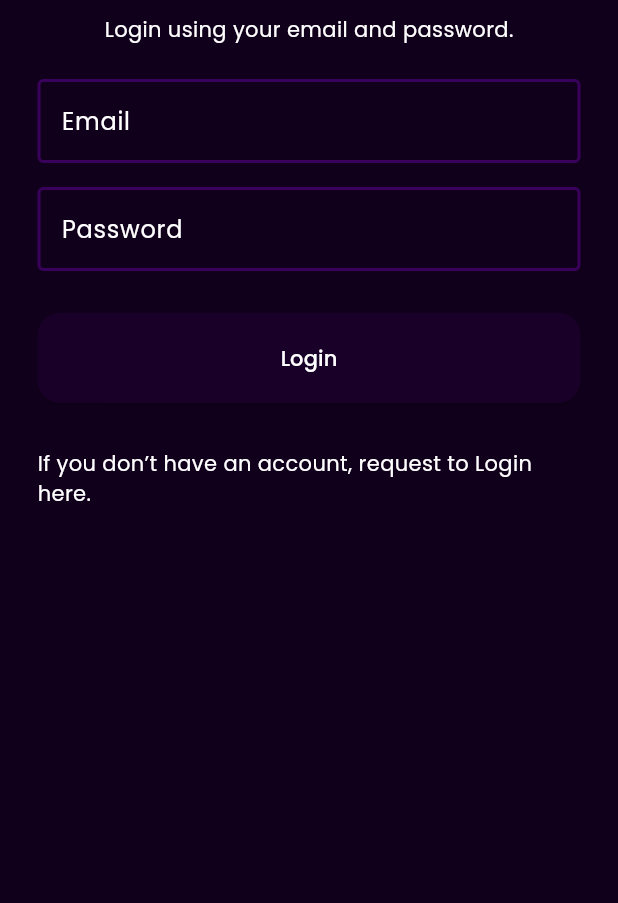
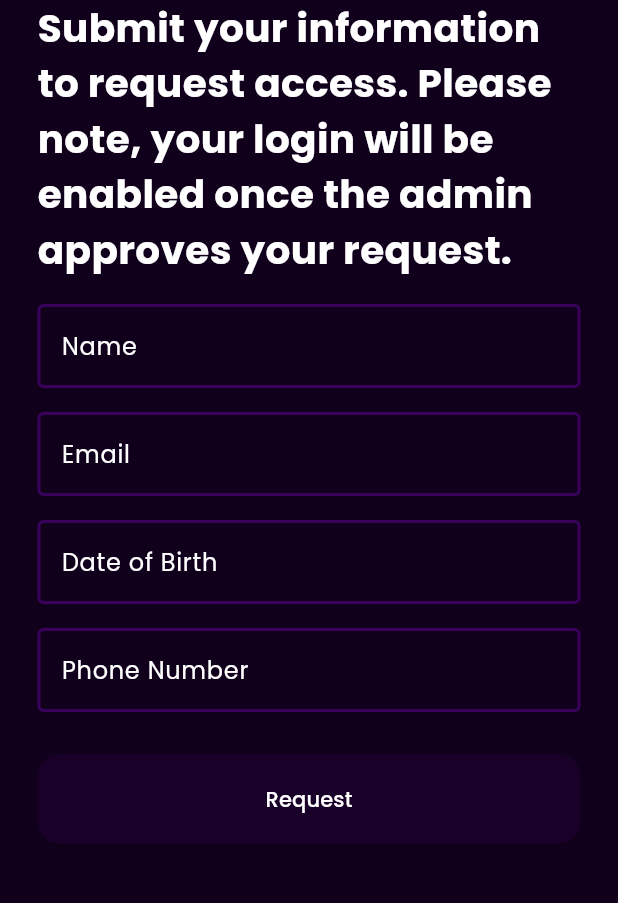
Before and after one commit to haadiyaa/mainford, a Flutter app: the LoginPage screen opened directly, after a tap on "If you don’t have an account, request to", on a phone screen of 412 x 824 dp, the part 170-1073 px from its top. Run offline on Flutter 3.47's test engine with Material 3 defaults, Android fonts, the light colour scheme and no system bars; drawn by our look-alikes of simple_gradient_text; our stand-ins replace card_swiper; project files that could hold a hidden picture were left out.

Commit message:
register page ui

```diff
--- a/lib/resources/mytextstyles.dart
+++ b/lib/resources/mytextstyles.dart
@@ -4,6 +4,7 @@ import 'package:main_ford/resources/appcolors.dart';
 class MyTextStyles {
   static const TextStyle appBartext=TextStyle(fontWeight: FontWeight.bold,fontSize: 26,color: AppColors.white,fontFamily: 'Poppins');
   static const TextStyle appBartextSmall=TextStyle(fontWeight: FontWeight.bold,fontSize: 20,color: AppColors.white);
+  static const TextStyle descSmall=TextStyle(fontWeight: FontWeight.w300,fontSize: 12,color: AppColors.white);
   static const TextStyle subHeadText=TextStyle(fontWeight: FontWeight.w500,fontSize: 16);
   static const TextStyle drawerText=TextStyle(color: AppColors.white);
 }
--- a/lib/view/authentication/view/loginpage.dart
+++ b/lib/view/authentication/view/loginpage.dart
@@ -1,6 +1,7 @@
 import 'package:flutter/material.dart';
 import 'package:main_ford/resources/appcolors.dart';
 import 'package:main_ford/resources/constants.dart';
+import 'package:main_ford/view/authentication/view/registerpage.dart';
 import 'package:main_ford/view/authentication/widgets/custombutton.dart';
 import 'package:main_ford/view/authentication/widgets/customtextfield.dart';
 import 'package:simple_gradient_text/simple_gradient_text.dart';
@@ -68,7 +69,10 @@ class LoginPage extends StatelessWidget {
             ),
             Constants.height10,
             GestureDetector(
-              onTap: () {},
+              onTap: () {
+                Navigator.pushReplacement(context,
+                    MaterialPageRoute(builder: (_) => const RegisterPage()));
+              },
               child: const Text(
                   "If you don’t have an account, request to Login here."),
             ),
--- /dev/null
+++ b/lib/view/authentication/view/registerpage.dart
@@ -0,0 +1,74 @@
+import 'package:flutter/material.dart';
+import 'package:main_ford/resources/appcolors.dart';
+import 'package:main_ford/resources/constants.dart';
+import 'package:main_ford/resources/mytextstyles.dart';
+import 'package:main_ford/view/authentication/widgets/custombutton.dart';
+import 'package:main_ford/view/authentication/widgets/customtextfield.dart';
+import 'package:simple_gradient_text/simple_gradient_text.dart';
+
+class RegisterPage extends StatelessWidget {
+  const RegisterPage({super.key});
+
+  @override
+  Widget build(BuildContext context) {
+    return Scaffold(
+      appBar: AppBar(backgroundColor: AppColors.transparent),
+      body: Padding(
+        padding: const EdgeInsets.symmetric(horizontal: 25),
+        child: Center(
+          child: Column(
+            children: [
+              GradientText(
+                'MAIN FORD',
+                style: const TextStyle(
+                    fontSize: 40.0,
+                    fontWeight: FontWeight.bold,
+                    fontFamily: 'Lora'),
+                gradientType: GradientType.linear,
+                gradientDirection: GradientDirection.ttb,
+                radius: 4,
+                colors: const [
+                  Color.fromARGB(255, 255, 188, 53),
+                  Color(0xffF2E689),
+                  Color.fromARGB(255, 255, 162, 0),
+                ],
+              ),
+              const Text(
+                  'Submit your information to request access. Please note, your login will be enabled once the admin approves your request.',style: MyTextStyles.appBartext,),
+                  Constants.height10,
+              Form(
+                child: Column(
+                  children: [
+                    const CustomTextField(text: 'Name'),
+                    const CustomTextField(text: 'Email'),
+                    const CustomTextField(text: 'Date of Birth'),
+                    const CustomTextField(text: 'Phone Number'),
+                    Container(
+                    margin: const EdgeInsets.symmetric(vertical: 20),
+                    width: double.infinity,
+                    child: ElevatedButton(
+                      style: ElevatedButton.styleFrom(
+                        foregroundColor: AppColors.white,
+                        backgroundColor: AppColors.tileColor,
+                        padding: const EdgeInsets.symmetric(
+                          horizontal: 25,
+                          vertical: 20,
+                        ),
+                        shape: RoundedRectangleBorder(
+                          borderRadius: BorderRadius.circular(15),
+                        ),
+                      ),
+                      onPressed: () {},
+                      child: const Text('Request'),
+                    ),
+                  ),
+                  ],
+                ),
+              ),
+            ],
+          ),
+        ),
+      ),
+    );
+  }
+}
```
